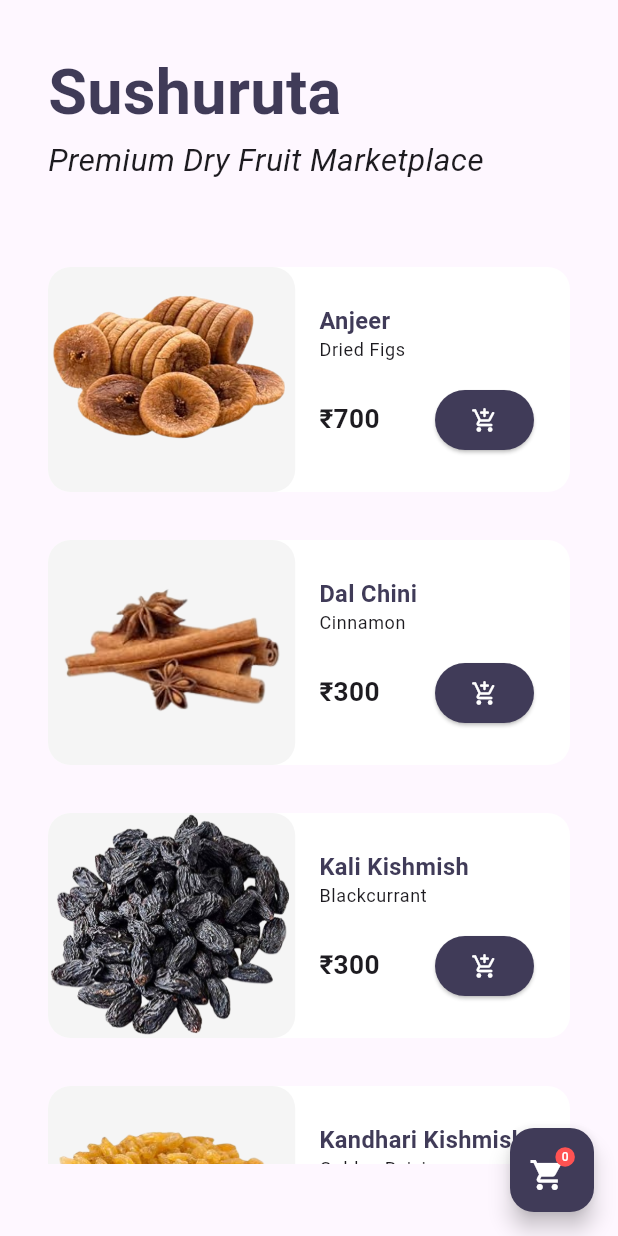
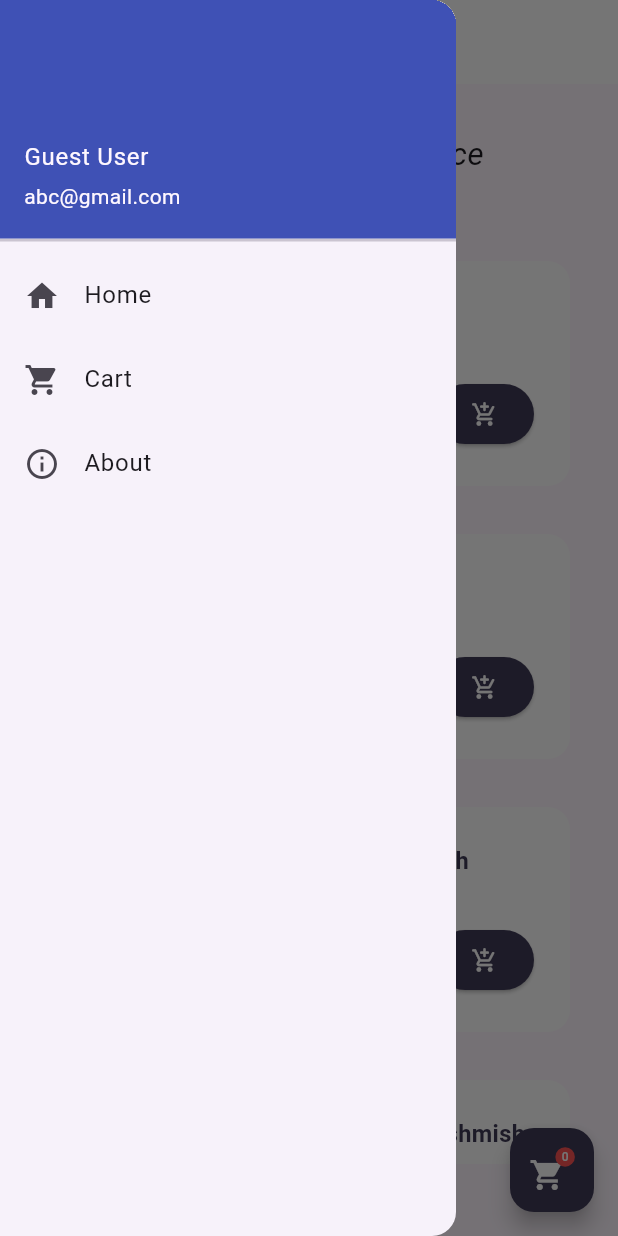
Before and after one commit to mayank0rajput/Sushuruta-flutter, a Flutter app: the screen it shows after launch, with the side drawer open (before the commit the screen has no drawer), on a phone screen of 412 x 824 dp. Run offline on Flutter 3.47's test engine with Material 3 defaults, Android fonts, the phone set to English and light mode, and no system bars; drawn by our look-alikes of velocity_x; our stand-ins replace google_fonts.

```diff
--- a/lib/main.dart
+++ b/lib/main.dart
@@ -1,5 +1,6 @@
 import 'package:flutter/material.dart';
 import 'package:flutter_application_1/models/cart.dart';
+import 'package:flutter_application_1/pages/about_page.dart';
 import 'package:flutter_application_1/pages/cart_page.dart';
 import 'package:flutter_application_1/pages/home_page.dart';
 import 'package:flutter_application_1/pages/login_page.dart';
@@ -26,7 +27,8 @@ class MyApp extends StatelessWidget {
       routes: {
         MyRoutes.loginRoute : (context) => LoginPage(),
         MyRoutes.homeRoute:(context) => HomePage(),
-        MyRoutes.cartPageRoute:(context) => CartPage()
+        MyRoutes.cartPageRoute:(context) => CartPage(),
+        MyRoutes.aboutPageRoute: (context) => AboutPage(),
       },
     );
   }
--- a/lib/pages/home_page.dart
+++ b/lib/pages/home_page.dart
@@ -9,7 +9,9 @@ import 'package:flutter_application_1/pages/home_widgets/catalog_header.dart';
 import 'package:flutter_application_1/pages/home_widgets/catalog_image.dart';
 import 'package:flutter_application_1/utils/routes.dart';
 import 'package:flutter_application_1/utils/store.dart';
+import 'package:flutter_application_1/widgets/drawer.dart';
 import 'package:flutter_application_1/widgets/themes.dart';
+import 'package:google_fonts/google_fonts.dart';
 import 'package:velocity_x/velocity_x.dart';
 import '../widgets/item_widget.dart';
 import 'home_widgets/catalog_list.dart';
@@ -20,10 +22,6 @@ class HomePage extends StatefulWidget{
 }
 
 class _HomePageState extends State<HomePage> {
-  final int days = 30;
-
-  final String name = "Codepur";
-
   @override
   void initState(){
     super.initState();
@@ -56,6 +54,20 @@ class _HomePageState extends State<HomePage> {
           );
         }
       ),
+      drawer: MyDrawer(),
+      appBar: AppBar(
+        elevation: 0,
+        backgroundColor: Colors.white,
+        foregroundColor: MyTheme.darkBluishColor,
+        title: Material(
+          child: Column(
+            crossAxisAlignment: CrossAxisAlignment.start,
+            children: [
+              "Sushuruta".text.xl5.bold.color(MyTheme.darkBluishColor).make(),
+            ],
+          )
+        ),
+      ),
       body: SafeArea(
         child: Container(
           padding: Vx.m32,
--- a/lib/pages/home_widgets/catalog_header.dart
+++ b/lib/pages/home_widgets/catalog_header.dart
@@ -10,7 +10,6 @@ class CatalogHeader extends StatelessWidget{
       child: Column(
           crossAxisAlignment: CrossAxisAlignment.start,
           children: [
-            "Sushuruta".text.xl5.bold.color(MyTheme.darkBluishColor).make(),
             "Premium Dry Fruit Marketplace".text.italic.xl2.make(),
           ],
         ),
--- a/lib/utils/routes.dart
+++ b/lib/utils/routes.dart
@@ -3,4 +3,5 @@ class MyRoutes {
   static String homeRoute = "/home";
   static String homeDetailsRoute = "/detail";
   static String cartPageRoute = "/cartPage";
+  static String aboutPageRoute = "/about" ;
 }
--- a/lib/widgets/drawer.dart
+++ b/lib/widgets/drawer.dart
@@ -1,8 +1,9 @@
 import 'package:flutter/cupertino.dart';
 import 'package:flutter/material.dart';
+import 'package:flutter_application_1/utils/routes.dart';
+import 'package:flutter_application_1/widgets/themes.dart';
 
 class MyDrawer extends StatelessWidget {
-  final imageUrl = "https://media.licdn.com/dms/image/D4D03AQGsEbXxXxVNNQ/profile-displayphoto-shrink_400_400/0/1696321647132?e=1718841600&v=beta&t=DkCtD6T6xDWW6erd29eHbZq7X0R8iRgLPH8OsV-Rva8";
   Widget build(BuildContext context){
     return Drawer(
       child: ListView(
@@ -12,27 +13,33 @@ class MyDrawer extends StatelessWidget {
             padding: EdgeInsets.zero,
               child: UserAccountsDrawerHeader(
                 decoration: BoxDecoration(
-                  color: Colors.deepPurpleAccent
+                  color: Colors.indigo
                 ),
                 margin: EdgeInsets.zero,
-                accountName: Text("Mayank"),
+                accountName: Text("Guest User"),
                 accountEmail: Text("abc@gmail.com"),
-                currentAccountPicture: CircleAvatar(
-                  backgroundImage: NetworkImage(imageUrl),
-                ),
               ),
           ),
           ListTile(
             leading: Icon(Icons.home),
             title: Text("Home"),
+            onTap: (){
+              Navigator.pushNamed(context, MyRoutes.homeRoute);
+            },
           ),
           ListTile(
-            leading: Icon(Icons.account_circle),
-            title: Text("Profile"),
+            leading: Icon(Icons.shopping_cart),
+            title: Text("Cart"),
+            onTap: (){
+              Navigator.pushNamed(context, MyRoutes.cartPageRoute);
+            },
           ),
           ListTile(
-            leading: Icon(Icons.mail),
-            title: Text("Mail"),
+            leading: Icon(Icons.info_outline),
+            title: Text("About"),
+            onTap: (){
+              Navigator.pushNamed(context, MyRoutes.aboutPageRoute);
+            },
           )
         ],
       ),
```
Also changed, not shown: lib/pages/about_page.dart (added, +33 -0 lines).
